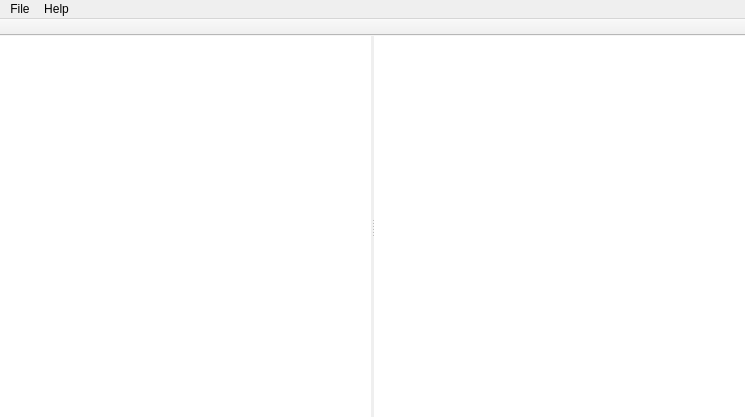
dnkorpushov/libro, file src/main/designer/mainwindow.ui: the form before one commit.
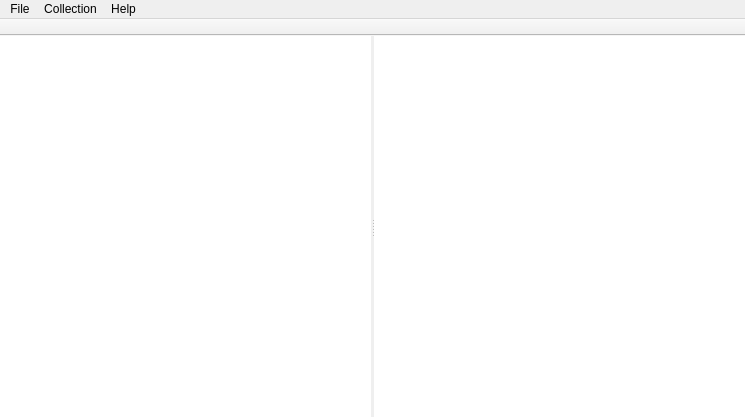
The form after the commit. Icons and pictures are not drawn. Custom widgets are drawn as their Qt base class.

```diff
--- a/src/main/designer/mainwindow.ui
+++ b/src/main/designer/mainwindow.ui
@@ -126,7 +126,17 @@
     <addaction name="actionAbout"/>
     <addaction name="actionAboutQt"/>
    </widget>
+   <widget class="QMenu" name="menuCollection">
+    <property name="title">
+     <string>Collection</string>
+    </property>
+    <addaction name="actionNewCollection"/>
+    <addaction name="actionNewSmartCollection"/>
+    <addaction name="actionEditCollection"/>
+    <addaction name="actionDeleteCollection"/>
+   </widget>
    <addaction name="menuFile"/>
+   <addaction name="menuCollection"/>
    <addaction name="menuHelp"/>
   </widget>
   <widget class="ToolBar" name="toolBar">
```
Left out of the diff: 100 changed lines with no effect on the pictures.
